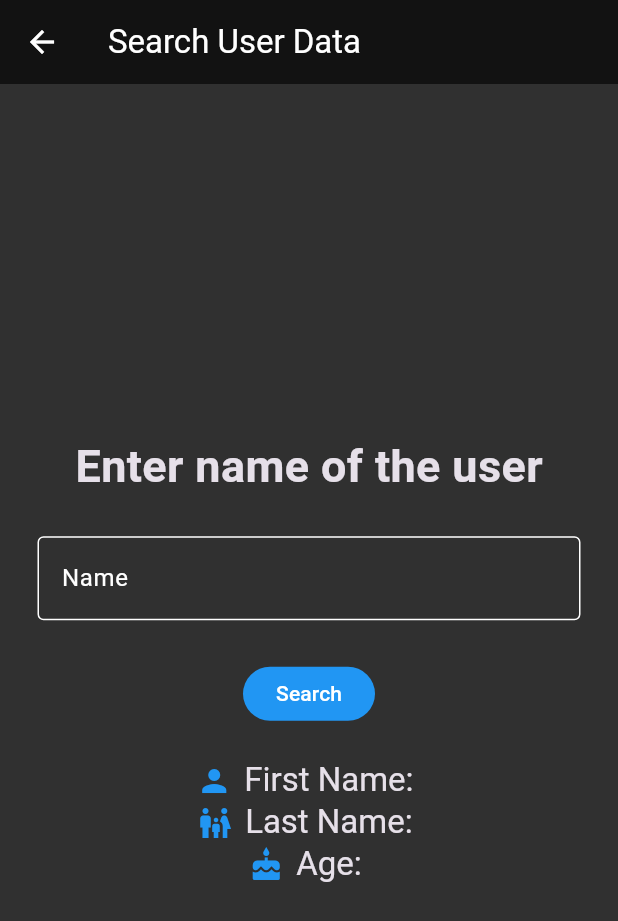
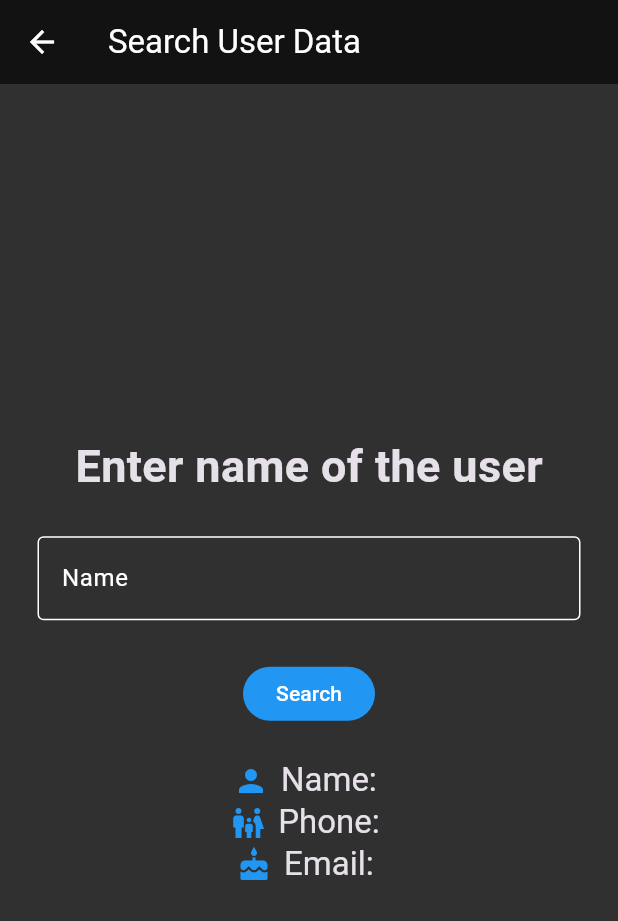
Before and after one commit to fisforfaheem/firebase_flutter_crud, a Flutter app: the ReadAndDisplayUserData screen opened directly, after a tap on "Search", on a phone screen of 412 x 824 dp. Shown: the top 921 px of the screen. Run offline on Flutter 3.47's test engine with Material 3 defaults, Android fonts, the phone set to English and light mode, and no system bars; our stand-ins replace cloud_firestore, firebase_core, fluttertoast; accounts and stored records are empty.

Commit message:
chore: updates and fixes

```diff
--- a/lib/add_user.dart
+++ b/lib/add_user.dart
@@ -35,9 +35,9 @@ class _AddUserState extends State<AddUser> {
 
   uploadData() async {
     UserDetails userDetails = UserDetails(
-      firstName: _firstNameController.text,
-      lastName: _lastNameController.text,
-      age: _ageController.text,
+      name: _firstNameController.text,
+      phone: _lastNameController.text,
+      email: _ageController.text,
     );
     print(
       userDetails.toMap(),
@@ -85,7 +85,7 @@ class _AddUserState extends State<AddUser> {
                   controller: _firstNameController,
                   decoration: const InputDecoration(
                     border: OutlineInputBorder(),
-                    labelText: 'First Name',
+                    labelText: 'Name',
                   ),
                 ),
                 const SizedBox(
@@ -101,7 +101,7 @@ class _AddUserState extends State<AddUser> {
                   controller: _lastNameController,
                   decoration: const InputDecoration(
                     border: OutlineInputBorder(),
-                    labelText: 'Last Name',
+                    labelText: 'Phone',
                   ),
                 ),
                 const SizedBox(
@@ -110,14 +110,14 @@ class _AddUserState extends State<AddUser> {
                 TextFormField(
                   validator: (value) {
                     if (value!.isEmpty) {
-                      return 'Please enter your age';
+                      return 'Please enter your Email';
                     }
                     return null;
                   },
                   controller: _ageController,
                   decoration: const InputDecoration(
                     border: OutlineInputBorder(),
-                    labelText: 'Age',
+                    labelText: 'Email',
                   ),
                 ),
                 const SizedBox(
--- a/lib/database.dart
+++ b/lib/database.dart
@@ -13,13 +13,13 @@ class DatabaseMethods {
   static Future<QuerySnapshot> getUserDetails(String name) async {
     return await FirebaseFirestore.instance
         .collection('users')
-        .where('First Name', isEqualTo: name)
+        .where('Name', isEqualTo: name)
         .get();
   }
 
   //this will return all the users
 
-  static Future<QuerySnapshot> getAllUsers() async {
+  static Future<QuerySnapshot> fetchAllUsers() async {
     return await FirebaseFirestore.instance.collection('users').get();
   }
 }
--- a/lib/read_data_display.dart
+++ b/lib/read_data_display.dart
@@ -15,7 +15,7 @@ class ReadAndDisplayUserData extends StatefulWidget {
 
 class _ReadAndDisplayUserDataState extends State<ReadAndDisplayUserData> {
   final TextEditingController nameController = TextEditingController();
-  // String? name, lastName, age;
+  // String? name, lastName, Email;
   bool isDataFound = false;
   bool isLoading = false;
   UserDetails userDetails = UserDetails.initialData();
@@ -101,16 +101,16 @@ class _ReadAndDisplayUserDataState extends State<ReadAndDisplayUserData> {
                       children: [
                         UserInfoRow(
                             icon: Icons.person,
-                            label: 'First Name',
-                            value: userDetails.firstName),
+                            label: 'Name',
+                            value: userDetails.name),
                         UserInfoRow(
                             icon: Icons.family_restroom,
-                            label: 'Last Name',
-                            value: userDetails.lastName),
+                            label: 'Phone',
+                            value: userDetails.phone),
                         UserInfoRow(
                             icon: Icons.cake,
-                            label: 'Age',
-                            value: userDetails.age),
+                            label: 'Email',
+                            value: userDetails.email),
                       ],
                     ),
         ],
--- a/lib/user_model.dart
+++ b/lib/user_model.dart
@@ -1,35 +1,34 @@
 //user model
 //this is model class for user details
 class UserDetails {
-  final String? firstName, lastName, age;
+  final String? name, phone, email;
 //constructor
-  UserDetails(
-      {required this.firstName, required this.lastName, required this.age});
+  UserDetails({required this.name, required this.phone, required this.email});
 
 //initial data
   factory UserDetails.initialData() {
     return UserDetails(
-      firstName: '',
-      lastName: '',
-      age: '',
+      name: '',
+      phone: '',
+      email: '',
     );
   }
 
   //get data from firebase
   factory UserDetails.fromMap(Map<String, dynamic> map) {
     return UserDetails(
-      firstName: map['First Name'],
-      lastName: map['Last Name'],
-      age: map['Age'],
+      name: map['Name'],
+      phone: map['Phone'],
+      email: map['Email'],
     );
   }
 
 //upload  to firebase
   Map<String, dynamic> toMap() {
     return {
-      'First Name': firstName,
-      'Last Name': lastName,
-      'Age': age,
+      'Name': name,
+      'Phone': phone,
+      'Email': email,
     };
   }
 }
--- a/pubspec.yaml
+++ b/pubspec.yaml
@@ -12,6 +12,7 @@ dependencies:
   flutter:
     sdk: flutter
   fluttertoast: ^8.2.4
+  url_launcher: ^6.2.1
 
 dev_dependencies:
   flutter_lints: ^2.0.0
```
Also changed, not shown: lib/view_all_users.dart (+111 -28 lines), pubspec.lock.
